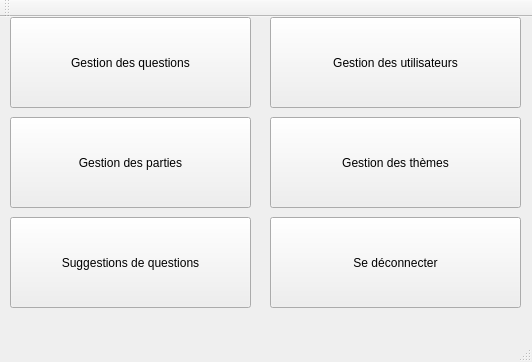
First picture: the form in admin-gui/BurgerQuiz-Admin/mainwindow.ui, repository Tomy2e/burger-quiz, before the edit.
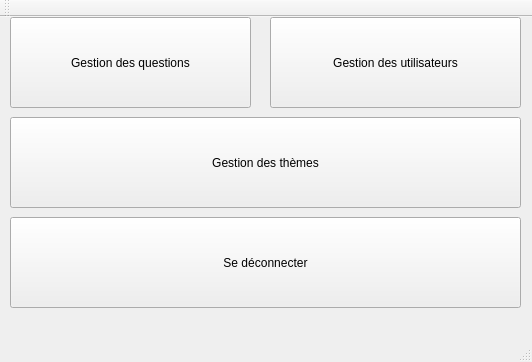
Second picture: the form after the edit. The open tabs and pages were chosen to show the change.

Commit message: Suppression des boutons Gestion Partie et Suggestions (QT)

The edit to the form file:
```diff
--- a/admin-gui/BurgerQuiz-Admin/mainwindow.ui
+++ b/admin-gui/BurgerQuiz-Admin/mainwindow.ui
@@ -212,9 +212,9 @@
      <widget class="QPushButton" name="pushButton_4">
       <property name="geometry">
        <rect>
-        <x>270</x>
+        <x>10</x>
         <y>110</y>
-        <width>251</width>
+        <width>511</width>
         <height>91</height>
        </rect>
       </property>
@@ -222,38 +222,12 @@
        <string>Gestion des thèmes</string>
       </property>
      </widget>
-     <widget class="QPushButton" name="pushButton_5">
-      <property name="geometry">
-       <rect>
-        <x>10</x>
-        <y>110</y>
-        <width>241</width>
-        <height>91</height>
-       </rect>
-      </property>
-      <property name="text">
-       <string>Gestion des parties</string>
-      </property>
-     </widget>
-     <widget class="QPushButton" name="pushButton_6">
-      <property name="geometry">
-       <rect>
-        <x>10</x>
-        <y>210</y>
-        <width>241</width>
-        <height>91</height>
-       </rect>
-      </property>
-      <property name="text">
-       <string>Suggestions de questions</string>
-      </property>
-     </widget>
      <widget class="QPushButton" name="pushButton_7">
       <property name="geometry">
        <rect>
-        <x>270</x>
+        <x>10</x>
         <y>210</y>
-        <width>251</width>
+        <width>511</width>
         <height>91</height>
        </rect>
       </property>
```
Left out of the diff: 2 changed lines with no effect on the pictures.
